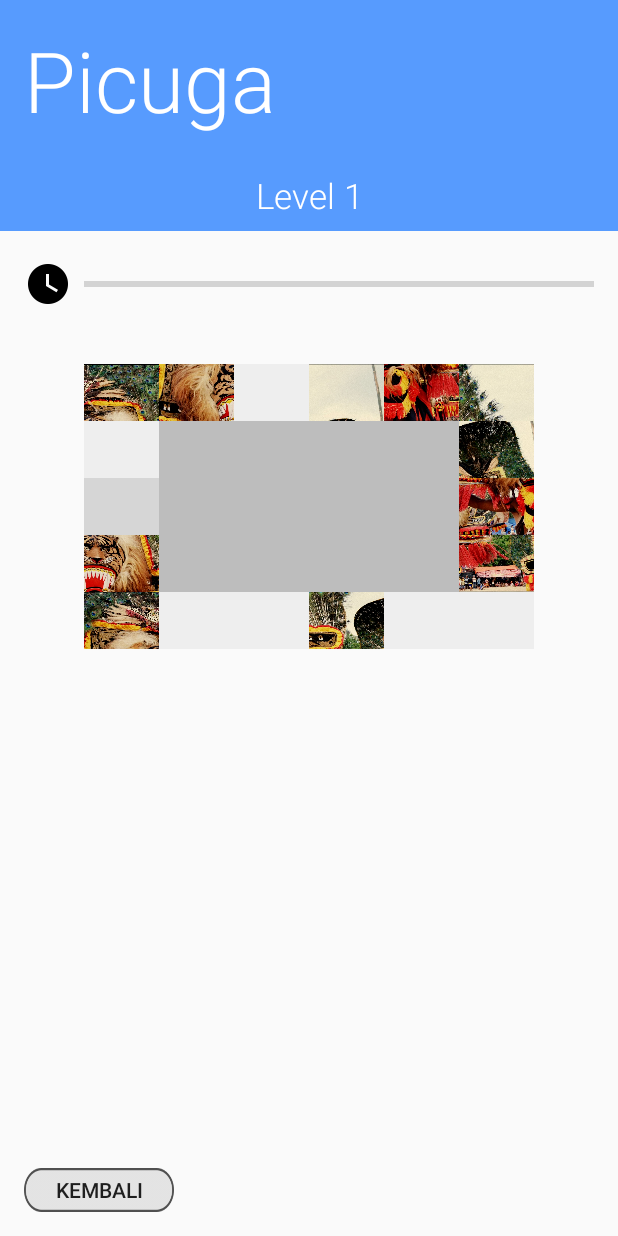
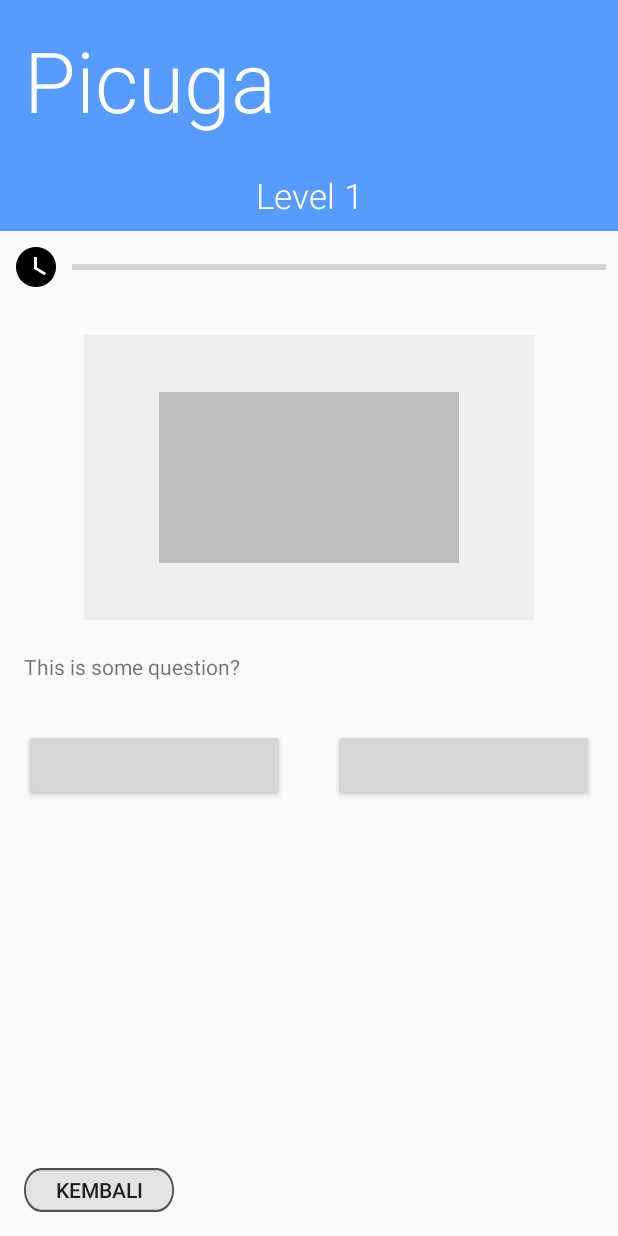
Before and after one commit to mfaizudd/Picuga, an Android app: the layout activity_game.xml on its own in the app's theme, with its tools: preview values and no code run, on a phone screen of 412 x 824 dp. Run offline under Robolectric (Android 15) with nearby library versions, the phone set to English and light mode, and no system bars; grey boxes are pictures that could not be loaded.

Commit message:
changed from time based to question based

```diff
--- a/app/build.gradle
+++ b/app/build.gradle
@@ -23,6 +23,10 @@ dependencies {
     implementation 'com.android.support:appcompat-v7:26.1.0'
     implementation 'com.android.support.constraint:constraint-layout:1.0.2'
     implementation 'com.android.support:design:26.1.0'
+    implementation ("com.github.bumptech.glide:glide:4.7.1") {
+        exclude group: "com.android.support"
+    }
+    annotationProcessor 'com.github.bumptech.glide:compiler:4.7.1'
     testImplementation 'junit:junit:4.12'
     androidTestImplementation 'com.android.support.test:runner:1.0.1'
     androidTestImplementation 'com.android.support.test.espresso:espresso-core:3.0.1'
--- a/app/src/main/java/com/example/bandeng/picuga/MainMenu.java
+++ b/app/src/main/java/com/example/bandeng/picuga/MainMenu.java
@@ -29,7 +29,7 @@ public class MainMenu extends AppCompatActivity {
             @Override
             public void onClick(View view) {
                 gf.playBubble();
-                startActivity(new Intent(MainMenu.this, Difficulty.class));
+                startActivity(new Intent(MainMenu.this, SelectLevel.class));
             }
         });
 
--- a/app/src/main/java/com/example/bandeng/picuga/SelectLevel.java
+++ b/app/src/main/java/com/example/bandeng/picuga/SelectLevel.java
@@ -25,13 +25,15 @@ public class SelectLevel extends AppCompatActivity {
         gamePreferences = getSharedPreferences("com.example.bandeng.picuga", MODE_PRIVATE);
 
         Button buttonBack = findViewById(R.id.button_back);
-        Button buttonOne = findViewById(R.id.button_1);
+        final Button buttonOne = findViewById(R.id.button_1);
 
         buttonOne.setOnClickListener(new View.OnClickListener() {
             @Override
             public void onClick(View view) {
                 gf.playBubble();
-                startActivity(new Intent(SelectLevel.this, LocationActivity.class));
+                Intent intent = new Intent(SelectLevel.this, Game.class);
+                intent.putExtra("level", Integer.parseInt(buttonOne.getText().toString())-1);
+                startActivity(intent);
             }
         });
 
--- a/app/src/main/res/layout/activity_game.xml
+++ b/app/src/main/res/layout/activity_game.xml
@@ -1,14 +1,15 @@
 <?xml version="1.0" encoding="utf-8"?>
-<LinearLayout xmlns:android="http://schemas.android.com/apk/res/android"
+<android.support.constraint.ConstraintLayout xmlns:android="http://schemas.android.com/apk/res/android"
     xmlns:tools="http://schemas.android.com/tools"
+    xmlns:app="http://schemas.android.com/apk/res-auto"
     android:id="@+id/rootLayout"
     android:layout_width="match_parent"
     android:layout_height="match_parent"
-    android:orientation="vertical"
-    tools:context="com.example.bandeng.picuga.Game">
+    tools:context="com.faizud.bandeng.picuga.net.faizud.bandeng.picuga.Game">
 
 
     <TextView
+        android:id="@+id/title_puzzle"
         android:layout_width="match_parent"
         android:layout_height="wrap_content"
         android:background="@color/titlePuzzle"
@@ -16,9 +17,12 @@
         android:padding="16dp"
         android:text="@string/app_name"
         android:textColor="@color/white"
-        android:textSize="56sp" />
+        android:textSize="56sp"
+        app:layout_constraintTop_toTopOf="parent"
+        app:layout_constraintLeft_toLeftOf="parent"/>
 
     <TextView
+        android:id="@+id/title_level"
         android:layout_width="match_parent"
         android:layout_height="wrap_content"
         android:background="@color/titlePuzzle"
@@ -27,39 +31,52 @@
         android:padding="8dp"
         android:text="Level 1"
         android:textColor="@color/white"
-        android:textSize="23sp" />
-    <TextView
-        android:id="@+id/timerTextView"
-        android:layout_width="match_parent"
-        android:layout_height="wrap_content" />
-
-    <LinearLayout
-        android:layout_width="match_parent"
-        android:gravity="center"
-        android:paddingLeft="16dp"
-        android:paddingRight="16dp"
-        android:layout_height="wrap_content">
+        android:textSize="23sp"
+        app:layout_constraintTop_toBottomOf="@id/title_puzzle"
+        app:layout_constraintLeft_toLeftOf="parent"/>
 
     <ImageView
+        android:id="@+id/timer_icon"
         android:layout_width="32dp"
         android:layout_height="32dp"
         android:layout_marginRight="8dp"
-            android:src="@drawable/clock"/>
+        android:src="@drawable/clock"
+        app:layout_constraintTop_toBottomOf="@id/title_level"
+        app:layout_constraintLeft_toLeftOf="parent"
+        android:layout_margin="8dp"/>
 
     <ProgressBar
         android:id="@+id/progressBar"
         style="?android:attr/progressBarStyleHorizontal"
+        android:layout_width="0dp"
+        android:max="300"
+        android:layout_margin="8dp"
+        android:layout_height="0dp"
+        app:layout_constraintTop_toTopOf="@id/timer_icon"
+        app:layout_constraintLeft_toRightOf="@id/timer_icon"
+        app:layout_constraintRight_toRightOf="parent"
+        app:layout_constraintBottom_toBottomOf="@id/timer_icon"/>
+
+
+
+    <ScrollView
+        android:layout_width="0dp"
+        android:layout_height="0dp"
+        android:layout_marginBottom="8dp"
+        android:layout_marginTop="32dp"
+        app:layout_constraintTop_toBottomOf="@id/progressBar"
+        app:layout_constraintBottom_toTopOf="@id/button_back"
+        app:layout_constraintLeft_toLeftOf="parent"
+        app:layout_constraintRight_toRightOf="parent">
+
+        <android.support.constraint.ConstraintLayout
             android:layout_width="match_parent"
-            android:max="300"
-            android:layout_height="wrap_content" />
-
-    </LinearLayout>
+            android:layout_height="wrap_content">
 
             <LinearLayout
+                android:id="@+id/puzzle_board"
                 android:layout_width="match_parent"
                 android:layout_height="wrap_content"
-        android:layout_marginBottom="32dp"
-        android:layout_marginTop="32dp"
                 android:orientation="vertical"
                 android:padding="5dp">
 
@@ -81,8 +98,8 @@
                             android:id="@+id/pzl_2"
                             android:layout_width="50dp"
                             android:layout_height="38dp"
-                    android:contentDescription="@string/puzzle_piece"
-                    android:src="@drawable/pzl_02" />
+                            android:contentDescription="@string/puzzle_piece" />
+
                     </LinearLayout>
 
                     <LinearLayout
@@ -93,13 +110,11 @@
                         android:gravity="center"
                         android:orientation="horizontal">
 
-
                         <ImageView
                             android:id="@+id/pzl_5"
                             android:layout_width="56dp"
                             android:layout_height="38dp"
-                    android:contentDescription="@string/puzzle_piece"
-                    android:src="@drawable/pzl_05" />
+                            android:contentDescription="@string/puzzle_piece" />
                     </LinearLayout>
 
                     <LinearLayout
@@ -124,8 +139,7 @@
                             android:id="@+id/pzl_4"
                             android:layout_width="56dp"
                             android:layout_height="38dp"
-                    android:contentDescription="@string/puzzle_piece"
-                    android:src="@drawable/pzl_04" />
+                            android:contentDescription="@string/puzzle_piece" />
 
                     </LinearLayout>
 
@@ -141,8 +155,7 @@
                             android:id="@+id/pzl_10"
                             android:layout_width="56dp"
                             android:layout_height="38dp"
-                    android:contentDescription="@string/puzzle_piece"
-                    android:src="@drawable/pzl_10" />
+                            android:contentDescription="@string/puzzle_piece" />
 
                     </LinearLayout>
 
@@ -158,8 +171,7 @@
                             android:id="@+id/pzl_3"
                             android:layout_width="56dp"
                             android:layout_height="38dp"
-                    android:contentDescription="@string/puzzle_piece"
-                    android:src="@drawable/pzl_03" />
+                            android:contentDescription="@string/puzzle_piece" />
 
                     </LinearLayout>
 
@@ -233,8 +245,7 @@
                             android:id="@+id/pzl_8"
                             android:layout_width="56dp"
                             android:layout_height="38dp"
-                    android:contentDescription="@string/puzzle_piece"
-                    android:src="@drawable/pzl_08" />
+                            android:contentDescription="@string/puzzle_piece" />
                     </LinearLayout>
 
                 </LinearLayout>
@@ -257,8 +268,7 @@
                             android:id="@+id/pzl_12"
                             android:layout_width="56dp"
                             android:layout_height="38dp"
-                    android:contentDescription="@string/puzzle_piece"
-                    android:src="@drawable/pzl_12" />
+                            android:contentDescription="@string/puzzle_piece" />
                     </LinearLayout>
 
                     <LinearLayout
@@ -313,8 +323,7 @@
                             android:id="@+id/pzl_9"
                             android:layout_width="56dp"
                             android:layout_height="38dp"
-                    android:contentDescription="@string/puzzle_piece"
-                    android:src="@drawable/pzl_09" />
+                            android:contentDescription="@string/puzzle_piece" />
                     </LinearLayout>
 
                 </LinearLayout>
@@ -337,8 +346,7 @@
                             android:id="@+id/pzl_6"
                             android:layout_width="56dp"
                             android:layout_height="38dp"
-                    android:contentDescription="@string/puzzle_piece"
-                    android:src="@drawable/pzl_06" />
+                            android:contentDescription="@string/puzzle_piece" />
                     </LinearLayout>
 
                     <LinearLayout
@@ -393,8 +401,7 @@
                             android:id="@+id/pzl_11"
                             android:layout_width="56dp"
                             android:layout_height="38dp"
-                    android:contentDescription="@string/puzzle_piece"
-                    android:src="@drawable/pzl_11" />
+                            android:contentDescription="@string/puzzle_piece" />
                     </LinearLayout>
 
                 </LinearLayout>
@@ -417,8 +424,7 @@
                             android:id="@+id/pzl_1"
                             android:layout_width="56dp"
                             android:layout_height="38dp"
-                    android:contentDescription="@string/puzzle_piece"
-                    android:src="@drawable/pzl_01" />
+                            android:contentDescription="@string/puzzle_piece" />
                     </LinearLayout>
 
                     <LinearLayout
@@ -453,8 +459,7 @@
                             android:id="@+id/pzl_7"
                             android:layout_width="56dp"
                             android:layout_height="38dp"
-                    android:contentDescription="@string/puzzle_piece"
-                    android:src="@drawable/pzl_07" />
+                            android:contentDescription="@string/puzzle_piece" />
                     </LinearLayout>
 
                     <LinearLayout
@@ -481,19 +486,56 @@
 
             </LinearLayout>
 
-    <LinearLayout
+            <ImageView
+                android:id="@+id/puzzle_complete_preview"
+                android:layout_width="0dp"
+                android:layout_height="0dp"
+
+                app:layout_constraintBottom_toBottomOf="@id/puzzle_board"
+                app:layout_constraintLeft_toLeftOf="@id/puzzle_board"
+                app:layout_constraintRight_toRightOf="@id/puzzle_board"
+                app:layout_constraintTop_toTopOf="@id/puzzle_board"/>
+
+            <TextView
+                android:id="@+id/question_text"
                 android:layout_width="match_parent"
-        android:layout_height="match_parent"
-        android:gravity="bottom"
-        android:padding="16dp">
+                android:layout_height="wrap_content"
+                android:text="This is some question?"
+                app:layout_constraintTop_toBottomOf="@id/puzzle_board"
+                app:layout_constraintLeft_toLeftOf="parent"
+                android:padding="16dp"/>
+
+            <Button
+                android:id="@+id/button_choice_a"
+                android:layout_width="0dp"
+                android:layout_height="wrap_content"
+                app:layout_constraintTop_toBottomOf="@id/question_text"
+                app:layout_constraintLeft_toLeftOf="parent"
+                app:layout_constraintRight_toLeftOf="@id/button_choice_b"
+                android:layout_margin="16dp"/>
+
+            <Button
+                android:id="@+id/button_choice_b"
+                android:layout_width="0dp"
+                android:layout_height="wrap_content"
+                app:layout_constraintLeft_toRightOf="@id/button_choice_a"
+                app:layout_constraintRight_toRightOf="parent"
+                app:layout_constraintTop_toBottomOf="@id/question_text"
+                android:layout_margin="16dp"/>
+
+        </android.support.constraint.ConstraintLayout>
+
+    </ScrollView>
 
     <Button
         android:id="@+id/button_back"
         android:layout_width="100dp"
         android:layout_height="29dp"
         android:background="@drawable/button_black"
-            android:text="Kembali" />
+        android:text="Kembali"
+        app:layout_constraintBottom_toBottomOf="parent"
+        app:layout_constraintLeft_toLeftOf="parent"
+        android:layout_marginBottom="16dp"
+        android:layout_marginLeft="16dp"/>
 
-    </LinearLayout>
-
-</LinearLayout>
+</android.support.constraint.ConstraintLayout>
```
Also changed, not shown: app/src/main/java/com/example/bandeng/picuga/Game.java (+125 -49 lines), app/src/main/java/com/example/bandeng/picuga/GlideGeneratedAPI.java (added, +11 -0 lines), app/src/main/res/raw/questions.json (added, +43 -0 lines), app/src/main/assets/puzzles/1/pzl_1.png (renamed from app/src/main/res/drawable/pzl_01.png), app/src/main/assets/puzzles/1/pzl_10.png (renamed from app/src/main/res/drawable/pzl_10.png), app/src/main/assets/puzzles/1/pzl_11.png (renamed from app/src/main/res/drawable/pzl_11.png), app/src/main/assets/puzzles/1/pzl_12.png (added), app/src/main/assets/puzzles/1/pzl_2.png (renamed from app/src/main/res/drawable/pzl_02.png), app/src/main/assets/puzzles/1/pzl_3.png (renamed from app/src/main/res/drawable/pzl_03.png), app/src/main/assets/puzzles/1/pzl_4.png (renamed from app/src/main/res/drawable/pzl_04.png), app/src/main/assets/puzzles/1/pzl_5.png (renamed from app/src/main/res/drawable/pzl_05.png), app/src/main/assets/puzzles/1/pzl_6.png (renamed from app/src/main/res/drawable/pzl_06.png), app/src/main/assets/puzzles/1/pzl_7.png (renamed from app/src/main/res/drawable/pzl_07.png), app/src/main/assets/puzzles/1/pzl_8.png (renamed from app/src/main/res/drawable/pzl_08.png), 2 more files, 1 other file. Lines whose indentation alone changed are shown as unchanged.
